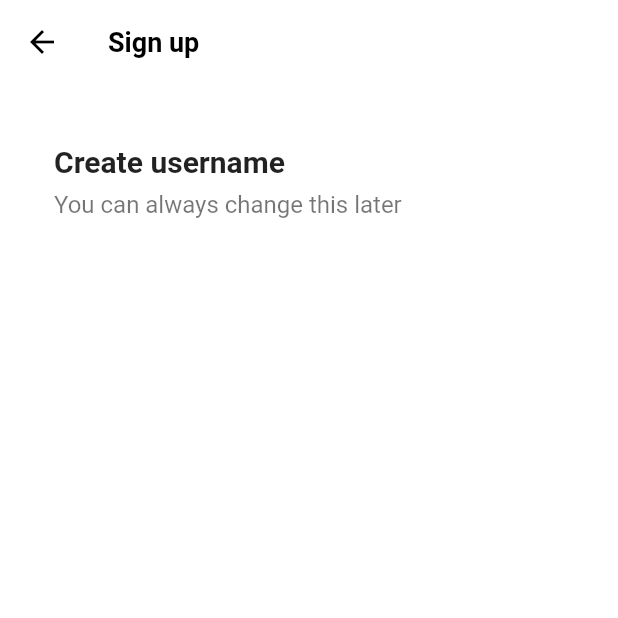
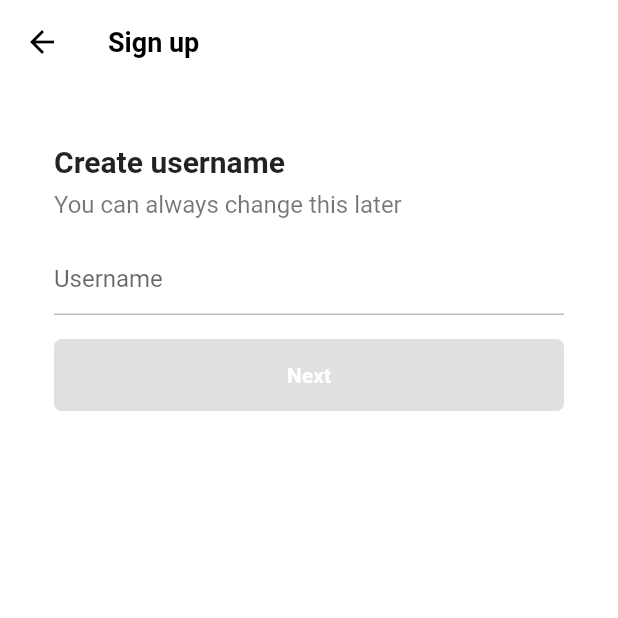
Before and after one commit to redips86/tiktok_clone, a Flutter app: the EmailScreen screen opened directly, on a phone screen of 412 x 824 dp, the top half of it. Run offline on Flutter 3.47's test engine with Material 2 defaults, Android fonts, the phone set to English and light mode, and no system bars; our stand-ins replace font_awesome_flutter.

Commit message:
[tiktok] Username screen

```diff
--- a/lib/features/authentication/email_screen.dart
+++ /dev/null
@@ -1,34 +0,0 @@
-import 'package:flutter/material.dart';
-import 'package:tiktok_clone/constants/gaps.dart';
-import 'package:tiktok_clone/constants/sizes.dart';
-
-class EmailScreen extends StatelessWidget {
-  const EmailScreen({super.key});
-
-  @override
-  Widget build(BuildContext context) {
-    return Scaffold(
-        appBar: AppBar(title: const Text("Sign up")),
-        body: const Padding(
-
-          padding: EdgeInsets.symmetric(horizontal: Sizes.size36),
-          child: Column(
-            crossAxisAlignment: CrossAxisAlignment.start,
-            children: [
-              Gaps.v40,
-              Text("Create username",
-                  style: TextStyle(
-                    fontSize: Sizes.size20,
-                    fontWeight: FontWeight.w600,
-                  )),
-              Gaps.v8,
-              Text("You can always change this later",
-                  style: TextStyle(
-                    fontSize: Sizes.size16,
-                    color: Colors.black54
-                  ))
-            ],
-          ),
-        ));
-  }
-}
--- /dev/null
+++ b/lib/features/authentication/username_screen.dart
@@ -0,0 +1,91 @@
+import 'package:flutter/material.dart';
+import 'package:tiktok_clone/constants/gaps.dart';
+import 'package:tiktok_clone/constants/sizes.dart';
+
+class EmailScreen extends StatefulWidget {
+  const EmailScreen({super.key});
+
+  @override
+  State<EmailScreen> createState() => _EmailScreenState();
+}
+
+class _EmailScreenState extends State<EmailScreen> {
+  final TextEditingController _usernameController = TextEditingController();
+
+  String _username = "";
+
+  @override
+  void initState() {
+    super.initState();
+
+    _usernameController.addListener(() {
+      setState(() {
+        _username = _usernameController.text;
+        print(_username);
+      });
+    });
+  }
+
+  @override
+  Widget build(BuildContext context) {
+    return Scaffold(
+        appBar: AppBar(title: const Text("Sign up")),
+        body: Padding(
+          padding: const EdgeInsets.symmetric(horizontal: Sizes.size36),
+          child: Column(
+            crossAxisAlignment: CrossAxisAlignment.start,
+            children: [
+              Gaps.v40,
+              const Text("Create username",
+                  style: TextStyle(
+                    fontSize: Sizes.size20,
+                    fontWeight: FontWeight.w600,
+                  )),
+              Gaps.v8,
+              const Text("You can always change this later",
+                  style:
+                      TextStyle(fontSize: Sizes.size16, color: Colors.black54)),
+              Gaps.v16,
+              TextField(
+                controller: _usernameController,
+                decoration: InputDecoration(
+                  hintText: "Username",
+                  enabledBorder: UnderlineInputBorder(
+                    borderSide: BorderSide(
+                      color: Colors.grey.shade400,
+                    ),
+                  ),
+                  focusedBorder: UnderlineInputBorder(
+                    borderSide: BorderSide(
+                      color: Colors.grey.shade400,
+                    ),
+                  ),
+                ),
+                cursorColor: Theme.of(context).primaryColor,
+              ),
+              Gaps.v16,
+              FractionallySizedBox(
+                widthFactor: 1,
+                child: AnimatedContainer(
+                  padding: const EdgeInsets.symmetric(vertical: Sizes.size16),
+                  decoration: BoxDecoration(
+                    borderRadius: BorderRadius.circular(Sizes.size5),
+                      color: _username.isEmpty
+                          ? Colors.grey.shade300
+                          : Theme.of(context).primaryColor),
+                  duration: const Duration(milliseconds: 300),
+                  child: const Text(
+                    'Next',
+                    textAlign: TextAlign.center,
+                    style: TextStyle(
+                      color: Colors.white,
+                      fontWeight: FontWeight.w600,
+                    ),
+                  ),
+                ),
+              )
+            ],
+          ),
+        ));
+  }
+}
```
Also changed, not shown: lib/features/authentication/sign_up_screen.dart (+4 -10 lines).
